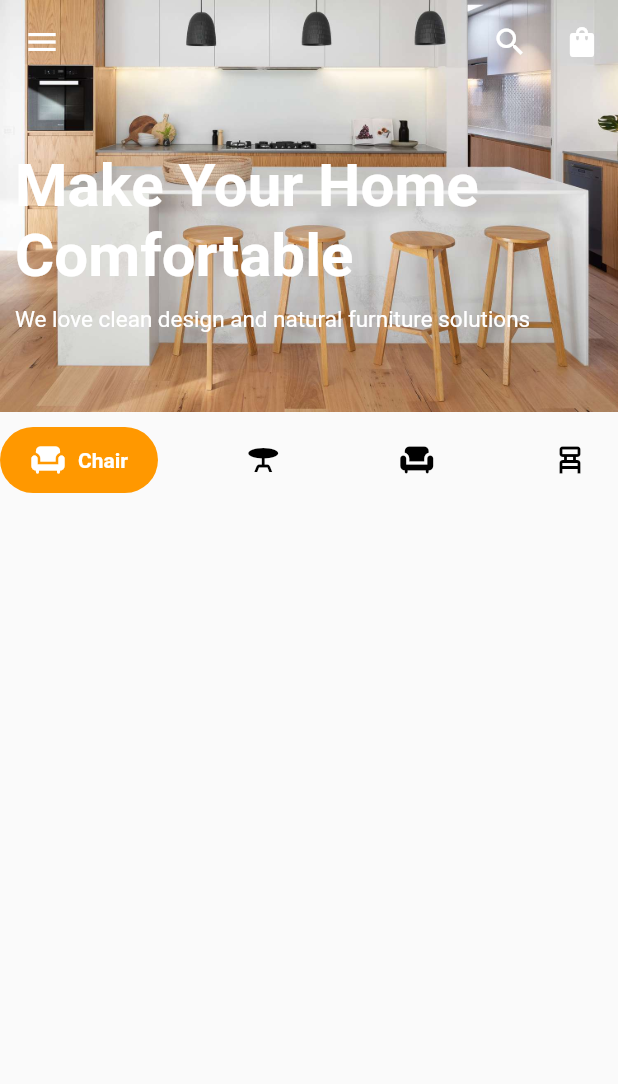
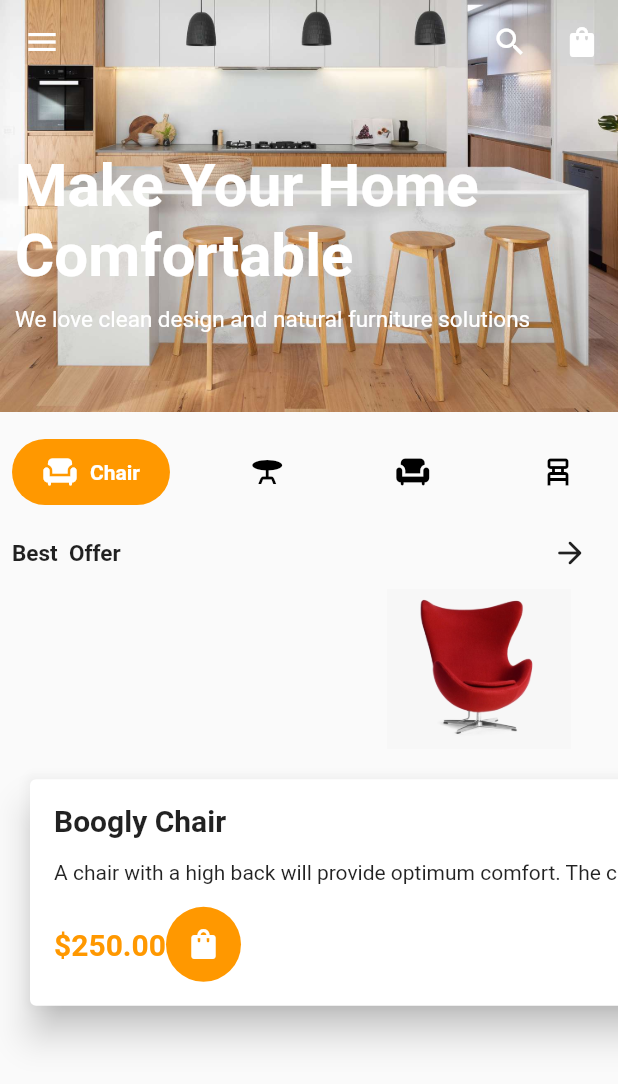
Before and after one commit to emekss/Furniture_Store_UI, a Flutter app: the HomePage screen opened by its route, on a phone screen of 412 x 824 dp. Shown: the top 1084 px of the screen. Run offline on Flutter 3.47's test engine with Material 2 defaults, Android fonts, the phone set to English and light mode, and no system bars; drawn by our look-alikes of google_nav_bar.

Commit message:
first commit

```diff
--- /dev/null
+++ b/lib/components/global_variable.dart
@@ -0,0 +1,53 @@
+final products = [
+  {
+    'id': '0',
+    'title': 'Boogly Chair',
+    'price': 150.00,
+    'description':
+        'A chair with a high back will provide optimum comfort. The chair is made from wooden legs',
+    'imageUrl': 'assets/images/chair1.png',
+  },
+  {
+    'id': '1',
+    'title': 'Corporate Chair',
+    'price': 150.00,
+    'description':
+        'A chair with a high back will provide optimum comfort. The chair is made from wooden legs',
+    'imageUrl': 'assets/images/officechair.png',
+  },
+  {
+    'id': '2',
+    'title': 'Office Chair',
+    'price': 150.00,
+    'description':
+        'A chair with a high back will provide optimum comfort. The chair is made from wooden legs',
+    'imageUrl': 'assets/images/officechair1.png',
+  },
+  {
+    'id': '3',
+    'title': 'Kitchen Stool',
+    'price': 150.00,
+    'description':
+        'A chair with a high back will provide optimum comfort. The chair is made from wooden legs',
+    'imageUrl': 'assets/images/stool.png',
+  },
+  {
+    'id': '4',
+    'title': 'Sofa',
+    'price': 150.00,
+    'description':
+        'A chair with a high back will provide optimum comfort. The chair is made from wooden legs',
+    'imageUrl': 'assets/images/sofa.png',
+  },
+];
+
+final cart = [
+  {
+    'id': '0',
+    'title': 'Boogly Chair',
+    'price': 150.00,
+    'description':
+        'A chair with a high back will provide optimum comfort. The chair is made from wooden legs',
+    'imageUrl': 'assets/images/chair1.png',
+  },
+];
--- /dev/null
+++ b/lib/components/product_card.dart
@@ -0,0 +1,78 @@
+import 'package:flutter/material.dart';
+
+class ProductCard extends StatelessWidget {
+  final String title;
+  final String price;
+  final String description;
+  final String imageUrl;
+  const ProductCard({
+    super.key,
+    required this.description,
+    required this.imageUrl,
+    required this.price,
+    required this.title,
+  });
+
+  @override
+  Widget build(BuildContext context) {
+    return Column(
+      children: [
+        Stack(
+          children: [
+            Image.asset(imageUrl, scale: 7),
+          ],
+        ),
+        Padding(
+          padding: const EdgeInsets.all(16.0),
+          child: Card(
+            elevation: 10,
+            child: Padding(
+              padding: const EdgeInsets.all(16.0),
+              child: Column(
+                crossAxisAlignment: CrossAxisAlignment.start,
+                children: [
+                  Text(
+                    (title),
+                    style: const TextStyle(
+                        fontWeight: FontWeight.bold, fontSize: 20),
+                  ),
+                  const SizedBox(height: 15),
+                  Text(
+                    description,
+                    maxLines: 3,
+                    overflow: TextOverflow.ellipsis,
+                  ),
+                  const SizedBox(height: 15),
+                  Row(
+                    mainAxisAlignment: MainAxisAlignment.spaceBetween,
+                    children: [
+                      Text(
+                        '\$$price',
+                        style: const TextStyle(
+                          fontWeight: FontWeight.bold,
+                          color: Colors.orange,
+                          fontSize: 20,
+                        ),
+                      ),
+                      Container(
+                        height: 50,
+                        width: 50,
+                        decoration: BoxDecoration(
+                            color: Colors.orange,
+                            borderRadius: BorderRadius.circular(50)),
+                        child: const Icon(
+                          Icons.shopping_bag_rounded,
+                          color: Colors.white,
+                        ),
+                      )
+                    ],
+                  )
+                ],
+              ),
+            ),
+          ),
+        )
+      ],
+    );
+  }
+}
--- a/lib/home_page.dart
+++ b/lib/home_page.dart
@@ -1,52 +1,126 @@
 import 'package:flutter/material.dart';
 import 'package:google_nav_bar/google_nav_bar.dart';
+import 'package:jersey_shop_app/components/global_variable.dart';
+import 'package:jersey_shop_app/components/product_card.dart';
 
 class HomePage extends StatelessWidget {
   const HomePage({super.key});
 
   @override
   Widget build(BuildContext context) {
-    return  Scaffold(
+    return Scaffold(
       extendBodyBehindAppBar: true,
       appBar: AppBar(
         backgroundColor: Colors.transparent,
         elevation: 0,
-        leading: IconButton(onPressed: (){}, icon: const Icon(Icons.menu)),
+        leading: IconButton(onPressed: () {}, icon: const Icon(Icons.menu)),
         actions: [
-          IconButton(onPressed: (){}, icon: const Icon(Icons.search_outlined,)),
-          IconButton(onPressed: (){}, icon: const Icon(Icons.shopping_bag_rounded))
+          IconButton(
+              onPressed: () {},
+              icon: const Icon(
+                Icons.search_outlined,
+              )),
+          IconButton(
+              onPressed: () {}, icon: const Icon(Icons.shopping_bag_rounded))
         ],
       ),
-      body:  Column(
+      body: Column(
         children: [
           Stack(
             children: [
-              Image.asset('assets/images/kitchen.jpeg',),
+              Image.asset(
+                'assets/images/kitchen.jpeg',
+              ),
               const Padding(
                 padding: EdgeInsets.only(top: 100, left: 10),
                 child: Column(
                   crossAxisAlignment: CrossAxisAlignment.start,
                   children: [
-                 Text('Make Your Home Comfortable', style: TextStyle(color: Colors.white, fontWeight: FontWeight.bold, fontSize: 40,),),
+                    Text(
+                      'Make Your Home Comfortable',
+                      style: TextStyle(
+                        color: Colors.white,
+                        fontWeight: FontWeight.bold,
+                        fontSize: 40,
+                      ),
+                    ),
                     SizedBox(height: 10),
-                 Text('We love clean design and natural furniture solutions', style: TextStyle(color: Colors.white, fontSize: 15,),),
+                    Text(
+                      'We love clean design and natural furniture solutions',
+                      style: TextStyle(
+                        color: Colors.white,
+                        fontSize: 15,
+                      ),
+                    ),
                   ],
                 ),
-             )],
+              )
+            ],
           ),
           const SizedBox(height: 10),
-          const GNav(
+          const Padding(
+            padding: EdgeInsets.all(8.0),
+            child: GNav(
                 padding: EdgeInsets.symmetric(horizontal: 20, vertical: 10),
                 tabBorderRadius: 45,
                 gap: 8,
                 activeColor: Colors.white,
                 tabBackgroundColor: Colors.orange,
                 tabs: [
-            GButton(icon: Icons.chair, text: 'Chair',),
-            GButton(icon: Icons.table_bar, text: 'Table',),
-            GButton(icon: Icons.chair, text: 'Chair',),
-            GButton(icon: Icons.chair_alt_outlined, text: 'Chair',),
-          ])
+                  GButton(
+                    icon: Icons.chair,
+                    text: 'Chair',
+                  ),
+                  GButton(
+                    icon: Icons.table_bar,
+                    text: 'Table',
+                  ),
+                  GButton(
+                    icon: Icons.chair,
+                    text: 'Chair',
+                  ),
+                  GButton(
+                    icon: Icons.chair_alt_outlined,
+                    text: 'Chair',
+                  ),
+                ]),
+          ),
+          Padding(
+            padding: const EdgeInsets.symmetric(horizontal: 8),
+            child: Row(
+              mainAxisAlignment: MainAxisAlignment.spaceBetween,
+              children: [
+                const Text(
+                  'Best  Offer',
+                  style: TextStyle(
+                    fontWeight: FontWeight.bold,
+                    fontSize: 15,
+                  ),
+                ),
+                IconButton(
+                  onPressed: () {},
+                  icon: const Icon(
+                    Icons.arrow_forward_rounded,
+                  ),
+                )
+              ],
+            ),
+          ),
+          Expanded(
+            child: ListView.builder(
+              scrollDirection: Axis.horizontal,
+              itemCount: products.length,
+              itemBuilder: (context, index) {
+                final product = products[index];
+                return const ProductCard(
+                    description:
+                        'A chair with a high back will provide optimum comfort. The chair is made from wooden legs',
+                    imageUrl: 'assets/images/chair1.png',
+                    price: '250.00',
+                    title: 'Boogly Chair');
+              },
+            ),
+          )
         ],
       ),
     );
```
Also changed, not shown: lib/start_page.dart (+31 -10 lines), assets/images/chair1.png (added), assets/images/chair2.jpeg (added), assets/images/logo.jpeg (added), assets/images/officechair.png (added), assets/images/officechair1.png (added), assets/images/sofa.png (added), assets/images/stool.png (added). Lines whose indentation alone changed are shown as unchanged.
